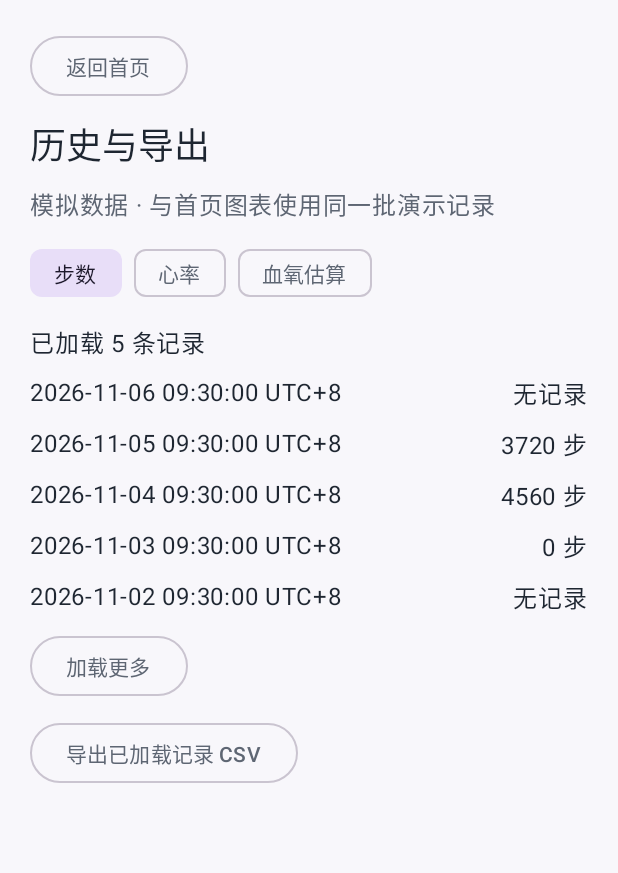
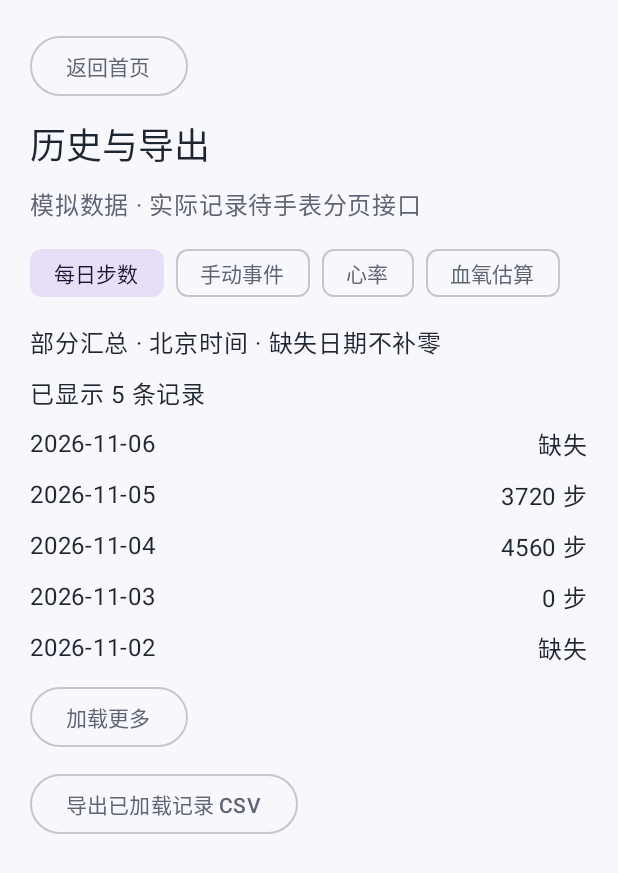
Before and after one commit to why-can-not-i-get-c-language/smart_watch, an Android app built with Jetpack Compose: the screen it shows after launch (MainActivity), after a tap on "历史与导出", on a phone screen of 412 x 824 dp. Shown: the top 873 px of the screen. Run offline under Robolectric (Android 15) with nearby library versions, the phone set to English and light mode, and no system bars.

Commit message:
Align Android reminder and daily history previews with firmware handoff

```diff
--- a/code/android-app/app/build.gradle.kts
+++ b/code/android-app/app/build.gradle.kts
@@ -58,8 +58,8 @@ android {
         applicationId = "com.team.smartwatch.prototype"
         minSdk = 24
         targetSdk = 37
-        versionCode = 28
-        versionName = "1.8.16"
+        versionCode = 29
+        versionName = "1.8.17"
         buildConfigField("boolean", "NEARBY_PERMISSION_PREVIEW", "false")
         buildConfigField("boolean", "D3_FAULT_INJECTION", "false")
     }
--- a/code/android-app/app/src/main/java/com/team/smartwatch/HistoryExporter.kt
+++ b/code/android-app/app/src/main/java/com/team/smartwatch/HistoryExporter.kt
@@ -6,10 +6,10 @@ internal fun exportHistoryCsv(records: Iterable<WatchRecord>, output: Writer) {
     output.write("id,kind,utc_seconds,value,unit,time_validity,value_validity\r\n")
     for (record in records) {
         val unit = when (record.kind) {
-            HistoryKind.STEPS -> "steps"
+            HistoryKind.STEPS, HistoryKind.DAILY_PARTIAL_STEPS -> "steps"
             HistoryKind.HEART_RATE -> "bpm"
             HistoryKind.OXYGEN_ESTIMATE -> "percent"
-            HistoryKind.SOS -> ""
+            HistoryKind.SOS, HistoryKind.MANUAL_EVENT -> ""
         }
         output.write(listOf(
             record.id, record.kind.name,
--- a/code/android-app/app/src/main/java/com/team/smartwatch/ReminderViewModel.kt
+++ b/code/android-app/app/src/main/java/com/team/smartwatch/ReminderViewModel.kt
@@ -3,6 +3,7 @@ package com.team.smartwatch
 import android.app.Application
 import android.content.Context
 import androidx.compose.runtime.getValue
+import androidx.compose.runtime.mutableIntStateOf
 import androidx.compose.runtime.mutableStateOf
 import androidx.compose.runtime.setValue
 import androidx.lifecycle.AndroidViewModel
@@ -30,6 +31,23 @@ class ReminderViewModel(application: Application) : AndroidViewModel(application
     private val drafts = application.getSharedPreferences("reminder_drafts", Context.MODE_PRIVATE)
     private val timeFormat = Regex("(?:[01][0-9]|2[0-3]):[0-5][0-9]")
     private var job: Job? = null
+    private val delayDevice = OfflineWatchSession()
+    private val delayRepository = WatchRepository(delayDevice)
+    private var savingDelay: Job? = null
+    private var countdown: Job? = null
+    internal var delaySeconds by mutableIntStateOf(
+        drafts.getInt("reminder_delay_seconds", 30).takeIf { it in reminderDelayOptions } ?: 30,
+    )
+        private set
+    internal var confirmedDelay by mutableStateOf<Int?>(null)
+        private set
+    internal var delaySaving by mutableStateOf(false)
+        private set
+    internal var countdownActive by mutableStateOf(false)
+        private set
+    internal var delayMessage by mutableStateOf("等待模拟手表回读")
+        private set
+
     private var connection = Connection.DISCONNECTED
     private var revision = -1
     internal var time by mutableStateOf(drafts.getString("alarm_time", null)?.takeIf(timeFormat::matches) ?: "08:30")
@@ -51,11 +69,75 @@ class ReminderViewModel(application: Application) : AndroidViewModel(application
         if (connection == next && revision == nextRevision) return
         val interrupted = phase.busy
         job?.cancel()
+        savingDelay?.cancel()
+        countdown?.cancel()
+        countdownActive = false
+        confirmedDelay = null
+        delayMessage = if (delaySaving) "连接已变化，本次设置未确认" else "等待模拟手表回读"
+        delaySaving = false
         connection = next
         revision = nextRevision
         confirmed = null
         phase = ReminderPhase.IDLE
         message = if (interrupted) "连接已变化，本次设置未确认" else "等待设置"
+    }
+
+    internal fun adjustDelay(delta: Int) {
+        if (delaySaving || countdownActive) return
+        val target = delaySeconds + delta
+        if (target !in reminderDelayOptions) return
+        delaySeconds = target
+        drafts.edit().putInt("reminder_delay_seconds", target).apply()
+        delayMessage = "延时草稿已保存在手机"
+    }
+
+    internal fun saveDelay() {
+        if (connection != Connection.SYNCED || delaySaving || countdownActive) return
+        val requested = delaySeconds
+        val requestedReply = reply
+        delaySaving = true
+        delayMessage = "正在等待模拟手表提交并回读…"
+        savingDelay = scope.launch {
+            try {
+                delay(700)
+                delayDevice.mismatchSettings = requestedReply == ReminderReply.MISMATCH
+                when (requestedReply) {
+                    ReminderReply.REJECTED -> delayMessage = "模拟设备拒绝，保留上次确认值"
+                    ReminderReply.TIMEOUT -> {
+                        delay(900)
+                        delayMessage = "模拟应答超时，保留上次确认值"
+                    }
+                    else -> {
+                        confirmedDelay = delayRepository.saveReminderDelay(requested)
+                        delayMessage = "模拟延时保存成功 · 已回读"
+                    }
+                }
+            } catch (_: WatchRequestException) {
+                delayMessage = "模拟回读不一致，保留上次确认值"
+            } finally {
+                delayDevice.mismatchSettings = false
+                delaySaving = false
+            }
+        }
+    }
+
+    internal fun startCountdown() {
+        val saved = confirmedDelay?.takeIf { it == delaySeconds } ?: return
+        if (connection != Connection.SYNCED || delaySaving || countdownActive) return
+        countdownActive = true
+        delayMessage = "模拟单次提醒已启动 · ${saved} 秒后触发"
+        countdown = scope.launch {
+            delay(saved * 1_000L)
+            countdownActive = false
+            delayMessage = "模拟单次提醒已到时"
+        }
+    }
+
+    internal fun cancelCountdown() {
+        if (!countdownActive) return
+        countdown?.cancel()
+        countdownActive = false
+        delayMessage = "模拟单次提醒已取消"
     }
 
     internal fun editTime(value: String) {
@@ -80,7 +162,7 @@ class ReminderViewModel(application: Application) : AndroidViewModel(application
     }
 
     internal fun nextReply() {
-        if (!phase.busy) reply = ReminderReply.entries[(reply.ordinal + 1) % ReminderReply.entries.size]
+        if (!phase.busy && !delaySaving) reply = ReminderReply.entries[(reply.ordinal + 1) % ReminderReply.entries.size]
     }
 
     internal fun save() {
--- a/code/android-app/app/src/main/java/com/team/smartwatch/WatchHistoryScreen.kt
+++ b/code/android-app/app/src/main/java/com/team/smartwatch/WatchHistoryScreen.kt
@@ -39,10 +39,22 @@ import kotlinx.coroutines.launch
 import kotlinx.coroutines.withContext
 
 private enum class HistoryCategory(val kind: HistoryKind, val label: String, val unit: String) {
-    STEPS(HistoryKind.STEPS, "步数", " 步"),
+    STEPS(HistoryKind.DAILY_PARTIAL_STEPS, "每日步数", " 步"),
+    EVENT(HistoryKind.MANUAL_EVENT, "手动事件", ""),
     HEART(HistoryKind.HEART_RATE, "心率", " bpm"),
     OXYGEN(HistoryKind.OXYGEN_ESTIMATE, "血氧估算", "%"),
 }
+
+private const val BEIJING_OFFSET_SECONDS = 28_800L
+private const val SECONDS_PER_DAY = 86_400L
+
+internal fun beijingDay(utcSeconds: Long): Long =
+    Math.floorDiv(utcSeconds + BEIJING_OFFSET_SECONDS, SECONDS_PER_DAY)
+
+internal fun latestDailyStepRecords(records: List<WatchRecord>): List<WatchRecord> =
+    records.sortedByDescending { it.id.toLong() }
+        .distinctBy { beijingDay((it.utcSeconds as Reading.Valid).value) }
+        .sortedByDescending { (it.utcSeconds as Reading.Valid).value }
 
 internal fun demoHistory(today: Reading<DailySteps>): List<WatchRecord> {
     val formatter = SimpleDateFormat("yyyy-MM-dd HH:mm", Locale.ROOT).apply {
@@ -56,9 +68,15 @@ internal fun demoHistory(today: Reading<DailySteps>): List<WatchRecord> {
         value?.let { Reading.Valid(it, "模拟记录") } ?: Reading.Missing,
     )
     val steps = SimulatedWatch.pastSteps.map { it.count } + (today as? Reading.Valid)?.value?.count
-    return steps.mapIndexed { index, count ->
-        record(HistoryKind.STEPS, index, last - TimeUnit.DAYS.toSeconds((steps.lastIndex - index).toLong()), count)
-    }.asReversed() + listOf(
+    val dayBoundary = beijingDay(last) * SECONDS_PER_DAY - BEIJING_OFFSET_SECONDS
+    val dailySteps = steps.mapIndexed { index, count ->
+        val day = dayBoundary - SECONDS_PER_DAY * (steps.lastIndex - index)
+        record(HistoryKind.DAILY_PARTIAL_STEPS, index, day, count).copy(id = (100 + index).toString())
+    }.asReversed()
+    val earlierSameDay = dailySteps.first().copy(id = "99", value = Reading.Valid(10, "模拟记录"))
+    // 历史接口分页的是原始记录，界面在已加载的各页中按北京日界取最新 ID。
+    val manual = record(HistoryKind.MANUAL_EVENT, 1, last, 1)
+    return dailySteps + earlierSameDay + manual + listOf(
         HistoryKind.HEART_RATE to HealthTrendMetric.HEART_RATE.samples,
         HistoryKind.OXYGEN_ESTIMATE to HealthTrendMetric.OXYGEN.samples,
     ).flatMap { (kind, readings) ->
@@ -122,23 +140,29 @@ internal fun WatchHistoryScreen(today: Reading<DailySteps>, onBack: () -> Unit,
         }
     }
 
+    val displayed = if (category == HistoryCategory.STEPS) latestDailyStepRecords(records) else records
     Column(
         modifier.fillMaxSize().verticalScroll(rememberScrollState()).padding(20.dp),
         verticalArrangement = Arrangement.spacedBy(10.dp),
     ) {
         OutlinedButton(onClick = onBack, enabled = !exporting) { Text("返回首页") }
         Text("历史与导出", style = MaterialTheme.typography.headlineSmall)
-        Text("模拟数据 · 与首页图表使用同一批演示记录", color = MaterialTheme.colorScheme.onSurfaceVariant)
+        Text("模拟数据 · 实际记录待手表分页接口", color = MaterialTheme.colorScheme.onSurfaceVariant)
         FlowRow(horizontalArrangement = Arrangement.spacedBy(8.dp)) {
             HistoryCategory.entries.forEach { item ->
                 FilterChip(selected = category == item, onClick = { category = item; exportStatus = null },
                     label = { Text(item.label) })
             }
         }
-        Text("已加载 ${records.size} 条记录")
-        records.forEach { record ->
-            val time = (record.utcSeconds as? Reading.Valid)?.value?.let(::formatD3Time) ?: "时间未知"
-            val value = (record.value as? Reading.Valid)?.let { "${it.value}${category.unit}" } ?: "无记录"
+        if (category == HistoryCategory.STEPS) Text("部分汇总 · 北京时间 · 缺失日期不补零")
+        Text("已显示 ${displayed.size} 条记录")
+        displayed.forEach { record ->
+            val time = (record.utcSeconds as? Reading.Valid)?.value?.let {
+                if (category == HistoryCategory.STEPS) formatD3Time(it).substringBefore(' ') else formatD3Time(it)
+            } ?: "时间未知"
+            val value = (record.value as? Reading.Valid)?.let {
+                if (category == HistoryCategory.EVENT) "事件 #${it.value}" else "${it.value}${category.unit}"
+            } ?: "缺失"
             Row(Modifier.fillMaxWidth(), horizontalArrangement = Arrangement.SpaceBetween) {
                 Text(time, Modifier.weight(1f))
                 Text(value)
@@ -154,7 +178,7 @@ internal fun WatchHistoryScreen(today: Reading<DailySteps>, onBack: () -> Unit,
         }
         OutlinedButton(enabled = records.isNotEmpty() && pendingCsv == null && !exporting, onClick = {
             exportStatus = null
-            pendingCsv = StringWriter().also { exportHistoryCsv(records, it) }.toString()
+            pendingCsv = StringWriter().also { exportHistoryCsv(displayed, it) }.toString()
             try {
                 export.launch("smartwatch-demo-${category.kind.name.lowercase(Locale.ROOT)}.csv")
             } catch (_: android.content.ActivityNotFoundException) {
--- a/code/android-app/app/src/main/java/com/team/smartwatch/WatchHomeScreen.kt
+++ b/code/android-app/app/src/main/java/com/team/smartwatch/WatchHomeScreen.kt
@@ -128,7 +128,7 @@ internal fun WatchHomeScreen(
                 if (lowActivityReminder) LowActivityAlert()
                 FlowRow(horizontalArrangement = Arrangement.spacedBy(10.dp)) {
                     OutlinedButton(onClick = onTimeSync) { Text("时间校准") }
-                    OutlinedButton(onClick = onReminder) { Text("手表闹钟") }
+                    OutlinedButton(onClick = onReminder) { Text("手表提醒") }
                     OutlinedButton(onClick = onLowActivity) { Text("低运动提醒") }
                     OutlinedButton(onClick = onFallSos) { Text("跌倒 SOS") }
                 }
--- a/code/android-app/app/src/main/java/com/team/smartwatch/WatchRepository.kt
+++ b/code/android-app/app/src/main/java/com/team/smartwatch/WatchRepository.kt
@@ -3,6 +3,9 @@ package com.team.smartwatch
 import kotlinx.coroutines.sync.Mutex
 import kotlinx.coroutines.sync.withLock
 import kotlinx.coroutines.withTimeoutOrNull
+
+internal val reminderDelayOptions = 30..300 step 30
+internal val lowActivityOptions = 5..120 step 5
 
 internal class WatchRepository(private val session: WatchSession, private val timeoutMillis: Long = 5_000) {
     private val requests = Mutex()
@@ -45,13 +48,21 @@ internal class WatchRepository(private val session: WatchSession, private val ti
         writeAndVerifySettings(existing.copy(alarmEnabled = enabled, alarmHour = hour, alarmMinute = minute))
     }
 
+    suspend fun saveReminderDelay(seconds: Int) = request {
+        val existing = getSettings()
+        writeAndVerifySettings(existing.copy(reminderDelaySeconds = seconds)).reminderDelaySeconds
+    }
+
     suspend fun saveLowActivity(enabled: Boolean, minutes: Int) = request {
         val existing = getSettings()
         writeAndVerifySettings(existing.copy(lowActivityEnabled = enabled, lowActivityMinutes = minutes))
     }
 
     private suspend fun WatchSession.writeAndVerifySettings(settings: DeviceSettings): DeviceSettings {
-        if (settings.alarmHour !in 0..23 || settings.alarmMinute !in 0..59 || settings.lowActivityMinutes <= 0) {
+        if (settings.alarmHour !in 0..23 || settings.alarmMinute !in 0..59 ||
+            settings.lowActivityMinutes !in lowActivityOptions ||
+            settings.reminderDelaySeconds !in reminderDelayOptions
+        ) {
             throw WatchRequestException(WatchError.INVALID_DATA, "提醒参数无效")
         }
         if (setSettings(settings) != settings || getSettings() != settings) {
@@ -67,10 +78,20 @@ internal class WatchRepository(private val session: WatchSession, private val ti
         }
         val page = getHistory(query)
         if (page.records.size > query.limit || page.records.any { it.id.isBlank() || it.kind != query.kind } ||
+            (query.kind == HistoryKind.DAILY_PARTIAL_STEPS && page.records.any { !it.isDailyStepSnapshot() }) ||
             (page.nextCursor != null && (page.nextCursor.isBlank() || page.nextCursor == query.cursor))) {
             throw WatchRequestException(WatchError.INVALID_DATA, "手表返回的历史分页无效")
         }
         page
+    }
+
+    private fun WatchRecord.isDailyStepSnapshot(): Boolean {
+        val number = id.toLongOrNull() ?: return false
+        val timestamp = (utcSeconds as? Reading.Valid)?.value ?: return false
+        val stepCount = (value as? Reading.Valid)?.value
+        return number in 1..0xffffffffL && timestamp in 946684800L..4102444799L &&
+            (timestamp == 946684800L || (timestamp + 28_800L) % 86_400L == 0L) &&
+            (stepCount == null || stepCount >= 0)
     }
 
     suspend fun sendWeather(weather: WatchWeather, nowUtcSeconds: Long) = request {
--- a/code/android-app/app/src/main/java/com/team/smartwatch/WatchSession.kt
+++ b/code/android-app/app/src/main/java/com/team/smartwatch/WatchSession.kt
@@ -47,9 +47,10 @@ internal data class DeviceSettings(
     val alarmMinute: Int,
     val lowActivityEnabled: Boolean,
     val lowActivityMinutes: Int,
+    val reminderDelaySeconds: Int = 30,
 )
 
-internal enum class HistoryKind { STEPS, HEART_RATE, OXYGEN_ESTIMATE, SOS }
+internal enum class HistoryKind { STEPS, DAILY_PARTIAL_STEPS, MANUAL_EVENT, HEART_RATE, OXYGEN_ESTIMATE, SOS }
 internal data class HistoryQuery(
     val kind: HistoryKind,
     val limit: Int,
```
Also changed, not shown: code/android-app/app/src/main/java/com/team/smartwatch/LowActivityScreen.kt (+9 -10 lines), code/android-app/app/src/main/java/com/team/smartwatch/LowActivityViewModel.kt (+14 -7 lines), code/android-app/app/src/main/java/com/team/smartwatch/ReminderScreen.kt (+43 -4 lines), 2 other files.
